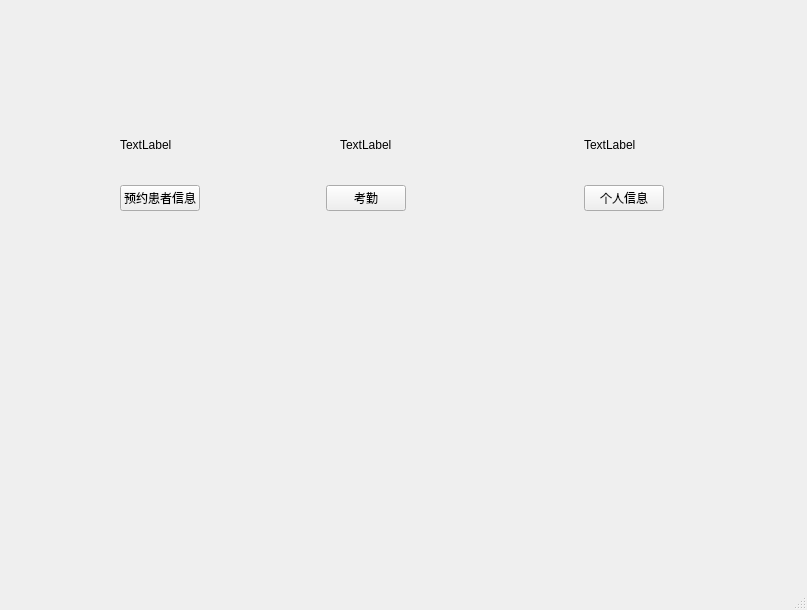
Qt form Client/docotor/mainwindow.ui (povli/2024-BIT-) before a commit.
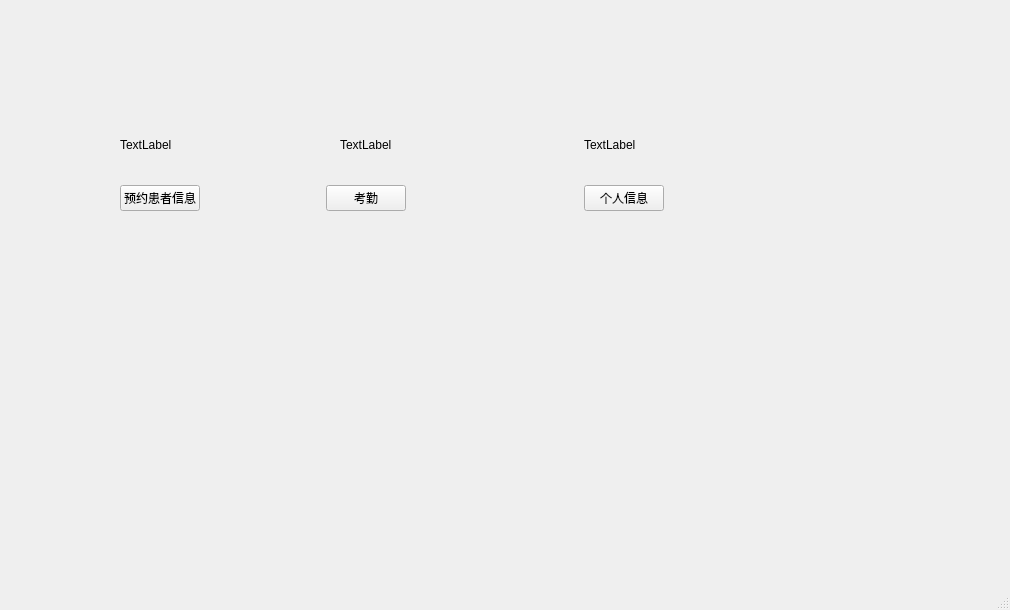
The same form after that commit.

What changed in the file:
```diff
--- a/Client/docotor/mainwindow.ui
+++ b/Client/docotor/mainwindow.ui
@@ -6,7 +6,7 @@
    <rect>
     <x>0</x>
     <y>0</y>
-    <width>807</width>
+    <width>1010</width>
     <height>610</height>
    </rect>
   </property>
```
Left out of the diff: 4 changed lines with no effect on the pictures.
